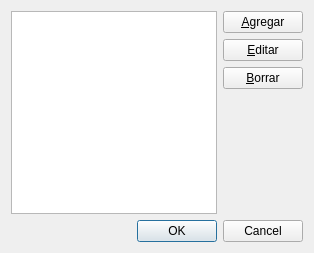
The window that Dialogs/listdialog.ui (edvelezg/viper-sugui) describes before a commit, drawn with Qt 5.
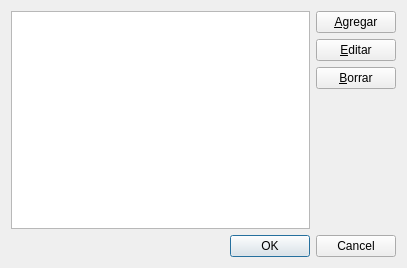
The same window after the commit.

```diff
--- a/Dialogs/listdialog.ui
+++ b/Dialogs/listdialog.ui
@@ -34,8 +34,8 @@
    <rect>
     <x>0</x>
     <y>0</y>
-    <width>314</width>
-    <height>253</height>
+    <width>407</width>
+    <height>268</height>
    </rect>
   </property>
   <property name="windowTitle" >
```
Left out of the diff: 2 changed lines with no effect on the pictures.
